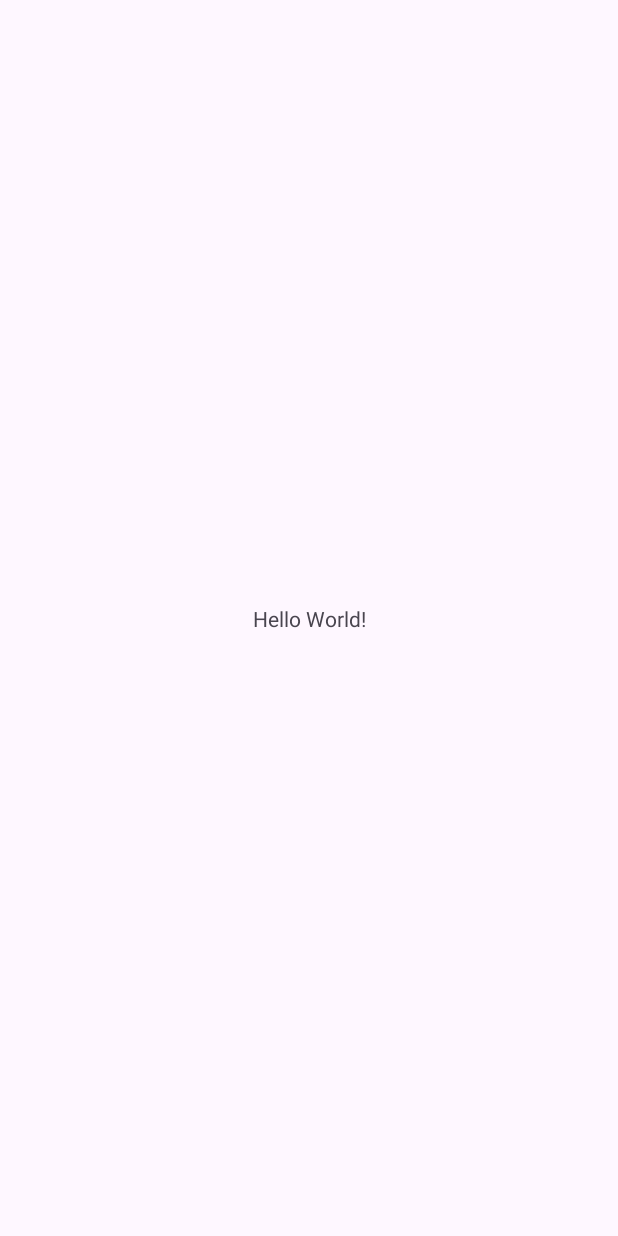
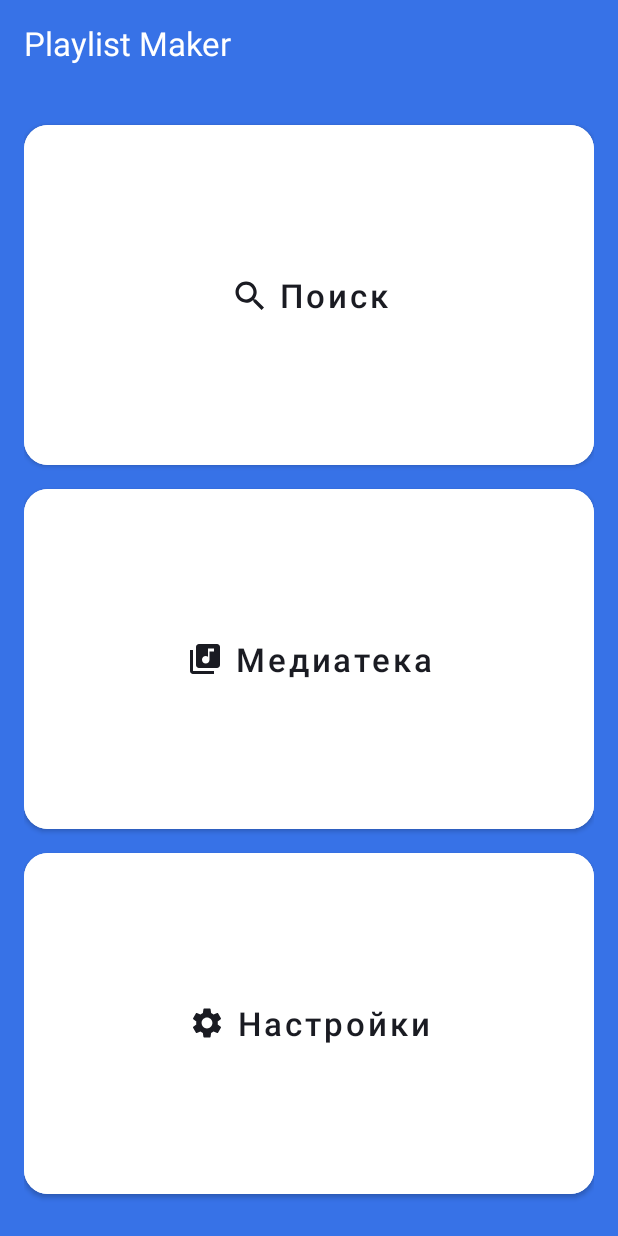
Before and after one commit to VTS395/PlaylistMaker, an Android app: the screen it shows after launch (MainActivity), on a phone screen of 412 x 824 dp. Before the commit the screen is almost empty. Run offline under Robolectric (Android 15) with nearby library versions, the phone set to English and light mode, and no system bars.

Commit message:
acitivity_main and activity_sttings

```diff
--- a/app/src/main/AndroidManifest.xml
+++ b/app/src/main/AndroidManifest.xml
@@ -10,7 +10,7 @@
         android:label="@string/app_name"
         android:roundIcon="@mipmap/ic_launcher_round"
         android:supportsRtl="true"
-        android:theme="@style/Theme.PlaylistMaker"
+        android:theme="@style/Theme.MaterialComponents.DayNight.NoActionBar"
         tools:targetApi="31">
         <activity
             android:name=".MainActivity"
--- /dev/null
+++ b/app/src/main/res/drawable/media_icon.xml
@@ -0,0 +1,9 @@
+<vector xmlns:android="http://schemas.android.com/apk/res/android"
+    android:width="24dp"
+    android:height="24dp"
+    android:viewportWidth="24"
+    android:viewportHeight="24">
+  <path
+      android:pathData="M20,2H8C6.9,2 6,2.9 6,4V16C6,17.1 6.9,18 8,18H20C21.1,18 22,17.1 22,16V4C22,2.9 21.1,2 20,2ZM18,7H15V12.5C15,13.88 13.88,15 12.5,15C11.12,15 10,13.88 10,12.5C10,11.12 11.12,10 12.5,10C13.07,10 13.58,10.19 14,10.51V5H18V7ZM4,6H2V20C2,21.1 2.9,22 4,22H18V20H4V6Z"
+      android:fillColor="#1A1B22"/>
+</vector>
--- /dev/null
+++ b/app/src/main/res/drawable/search_icon.xml
@@ -0,0 +1,9 @@
+<vector xmlns:android="http://schemas.android.com/apk/res/android"
+    android:width="24dp"
+    android:height="24dp"
+    android:viewportWidth="24"
+    android:viewportHeight="24">
+  <path
+      android:pathData="M16.579,14.95H15.721L15.417,14.656C16.481,13.418 17.122,11.81 17.122,10.061C17.122,6.161 13.961,3 10.061,3C6.161,3 3,6.161 3,10.061C3,13.961 6.161,17.122 10.061,17.122C11.81,17.122 13.418,16.481 14.656,15.417L14.95,15.721V16.579L20.381,22L22,20.381L16.579,14.95ZM10.061,14.95C7.356,14.95 5.173,12.766 5.173,10.061C5.173,7.356 7.356,5.173 10.061,5.173C12.766,5.173 14.95,7.356 14.95,10.061C14.95,12.766 12.766,14.95 10.061,14.95Z"
+      android:fillColor="#1A1B22"/>
+</vector>
--- /dev/null
+++ b/app/src/main/res/drawable/settings_icon.xml
@@ -0,0 +1,9 @@
+<vector xmlns:android="http://schemas.android.com/apk/res/android"
+    android:width="24dp"
+    android:height="24dp"
+    android:viewportWidth="24"
+    android:viewportHeight="24">
+  <path
+      android:pathData="M19.14,12.94C19.18,12.64 19.2,12.33 19.2,12C19.2,11.68 19.18,11.36 19.13,11.06L21.16,9.48C21.34,9.34 21.39,9.07 21.28,8.87L19.36,5.55C19.24,5.33 18.99,5.26 18.77,5.33L16.38,6.29C15.88,5.91 15.35,5.59 14.76,5.35L14.4,2.81C14.36,2.57 14.16,2.4 13.92,2.4H10.08C9.84,2.4 9.65,2.57 9.61,2.81L9.25,5.35C8.66,5.59 8.12,5.92 7.63,6.29L5.24,5.33C5.02,5.25 4.77,5.33 4.65,5.55L2.74,8.87C2.62,9.08 2.66,9.34 2.86,9.48L4.89,11.06C4.84,11.36 4.8,11.69 4.8,12C4.8,12.31 4.82,12.64 4.87,12.94L2.84,14.52C2.66,14.66 2.61,14.93 2.72,15.13L4.64,18.45C4.76,18.67 5.01,18.74 5.23,18.67L7.62,17.71C8.12,18.09 8.65,18.41 9.24,18.65L9.6,21.19C9.65,21.43 9.84,21.6 10.08,21.6H13.92C14.16,21.6 14.36,21.43 14.39,21.19L14.75,18.65C15.34,18.41 15.88,18.09 16.37,17.71L18.76,18.67C18.98,18.75 19.23,18.67 19.35,18.45L21.27,15.13C21.39,14.91 21.34,14.66 21.15,14.52L19.14,12.94ZM12,15.6C10.02,15.6 8.4,13.98 8.4,12C8.4,10.02 10.02,8.4 12,8.4C13.98,8.4 15.6,10.02 15.6,12C15.6,13.98 13.98,15.6 12,15.6Z"
+      android:fillColor="#1A1B22"/>
+</vector>
--- a/app/src/main/res/layout/activity_main.xml
+++ b/app/src/main/res/layout/activity_main.xml
@@ -7,13 +7,78 @@
     android:layout_height="match_parent"
     tools:context=".MainActivity">
 
-    <TextView
-        android:layout_width="wrap_content"
-        android:layout_height="wrap_content"
-        android:text="Hello World!"
-        app:layout_constraintBottom_toBottomOf="parent"
-        app:layout_constraintEnd_toEndOf="parent"
-        app:layout_constraintStart_toStartOf="parent"
-        app:layout_constraintTop_toTopOf="parent" />
+    <LinearLayout
+        android:layout_width="match_parent"
+        android:layout_height="match_parent"
+        android:orientation="vertical"
+        android:background="@color/blue"
+        android:paddingHorizontal="@dimen/base_padding">
+
+
+        <TextView
+            android:layout_width="wrap_content"
+            android:layout_height="wrap_content"
+            android:layout_marginTop="14dp"
+            android:layout_marginBottom="16dp"
+            android:text="@string/app_name"
+            android:textColor="@color/white"
+            android:textSize="@dimen/base_text_size" />
+
+        <Button
+            android:layout_width="match_parent"
+            android:layout_height="0dp"
+            android:layout_marginTop="24dp"
+            android:layout_weight="1"
+            android:backgroundTint="@color/white"
+            android:insetTop="0dp"
+            android:insetBottom="0dp"
+            android:text="@string/title_search"
+            android:textAllCaps="false"
+            android:textColor="@color/black"
+            android:textSize="@dimen/base_text_size"
+            app:cornerRadius="@dimen/corner_radius"
+            app:icon="@drawable/search_icon"
+            app:iconGravity="textStart"
+            app:iconPadding="@dimen/icon_padding"
+            app:iconTint="@color/black" />
+
+        <Button
+            android:layout_width="match_parent"
+            android:layout_height="0dp"
+            android:layout_marginTop="16dp"
+            android:layout_weight="1"
+            android:backgroundTint="@color/white"
+            android:insetTop="0dp"
+            android:insetBottom="0dp"
+            android:text="@string/title_media"
+            android:textAllCaps="false"
+            android:textColor="@color/black"
+            android:textSize="@dimen/base_text_size"
+            app:cornerRadius="@dimen/corner_radius"
+            app:icon="@drawable/media_icon"
+            app:iconGravity="textStart"
+            app:iconPadding="@dimen/icon_padding"
+            app:iconTint="@color/black" />
+
+        <Button
+            android:layout_width="match_parent"
+            android:layout_height="0dp"
+            android:layout_marginTop="16dp"
+            android:layout_marginBottom="28dp"
+            android:layout_weight="1"
+            android:backgroundTint="@color/white"
+            android:insetTop="0dp"
+            android:insetBottom="0dp"
+            android:text="@string/title_settings"
+            android:textAllCaps="false"
+            android:textColor="@color/black"
+            android:textSize="@dimen/base_text_size"
+            app:cornerRadius="@dimen/corner_radius"
+            app:icon="@drawable/settings_icon"
+            app:iconGravity="textStart"
+            app:iconPadding="@dimen/icon_padding"
+            app:iconTint="@color/black" />
+
+    </LinearLayout>
 
 </androidx.constraintlayout.widget.ConstraintLayout>
--- a/app/src/main/res/values/colors.xml
+++ b/app/src/main/res/values/colors.xml
@@ -1,5 +1,6 @@
 <?xml version="1.0" encoding="utf-8"?>
 <resources>
-    <color name="black">#FF000000</color>
+    <color name="black">#1A1B22</color>
     <color name="white">#FFFFFFFF</color>
+    <color name="blue">#3772E7</color>
 </resources>
--- /dev/null
+++ b/app/src/main/res/values/dimens.xml
@@ -0,0 +1,8 @@
+<?xml version="1.0" encoding="utf-8"?>
+<resources>
+    <dimen name="base_padding">16dp</dimen>
+    <dimen name="base_text_size">22sp</dimen>
+    <dimen name="small_text_size">16sp</dimen>
+    <dimen name="corner_radius">16dp</dimen>
+    <dimen name="icon_padding">8dp</dimen>
+</resources>
--- a/app/src/main/res/values/strings.xml
+++ b/app/src/main/res/values/strings.xml
@@ -1,3 +1,10 @@
 <resources>
     <string name="app_name">Playlist Maker</string>
+    <string name="title_media">Медиатека</string>
+    <string name="title_settings">Настройки</string>
+    <string name="title_search">Поиск</string>
+    <string name="title_darkmode">Темная тема</string>
+    <string name="title_shareapp">Поделиться приложением</string>
+    <string name="title_support">Написать в поддержку</string>
+
 </resources>
```
Also changed, not shown: app/src/main/res/drawable/back_icon.xml (added, +9 -0 lines), app/src/main/res/drawable/next_icon.xml (added, +9 -0 lines), app/src/main/res/drawable/share_icon.xml (added, +9 -0 lines), app/src/main/res/drawable/support_icon.xml (added, +18 -0 lines), app/src/main/res/layout/activity_sttings.xml (added, +159 -0 lines).
